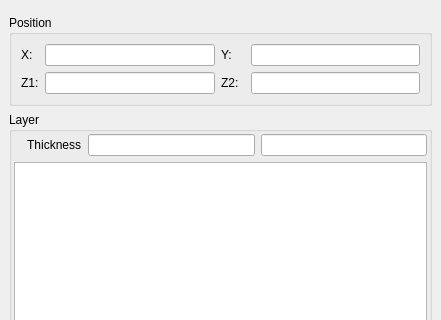
Above: Application/qInputPropertiesWidget.ui from Sprunth/RGG before the change; both pictures show x 0 to 441 and y 0 to 320 of the 441 by 496 pixel window. Below: the same form after it.
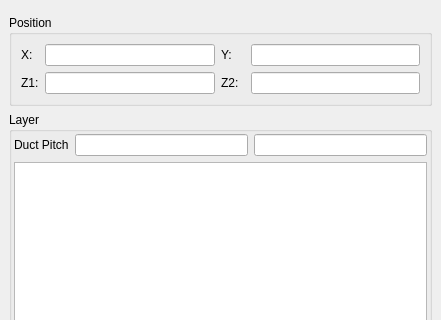
That is the form after the change. The open tabs and pages were chosen to show the change.

What changed in the file:
```diff
--- a/Application/qInputPropertiesWidget.ui
+++ b/Application/qInputPropertiesWidget.ui
@@ -512,7 +512,7 @@
             <item>
              <widget class="QLabel" name="label_10">
               <property name="text">
-               <string>    Thickness</string>
+               <string>Duct Pitch</string>
               </property>
              </widget>
             </item>
```
